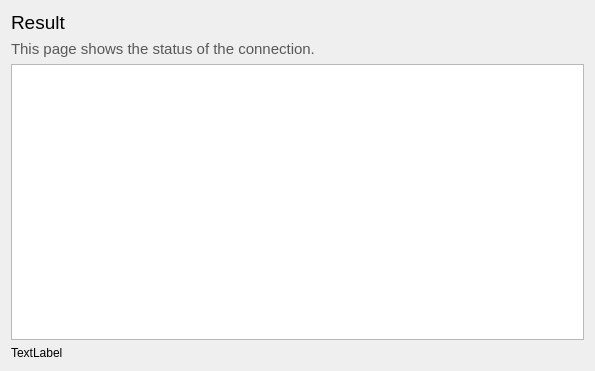
This is src/mirall/owncloudwizardresultpage.ui in GrossLukas/client as Qt 5 draws it before an edit. The edited form follows.
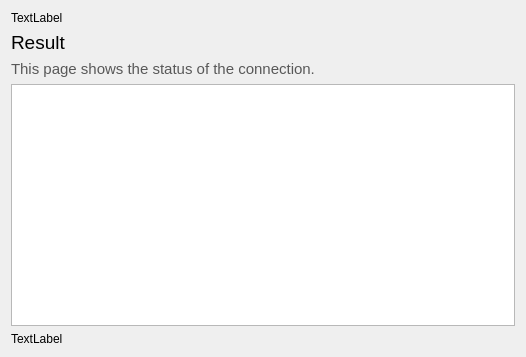
This is the edited form.

Commit message: More custom media for the connect dialog.

What changed in the file:
```diff
--- a/src/mirall/owncloudwizardresultpage.ui
+++ b/src/mirall/owncloudwizardresultpage.ui
@@ -6,15 +6,29 @@
    <rect>
     <x>0</x>
     <y>0</y>
-    <width>595</width>
-    <height>371</height>
+    <width>526</width>
+    <height>357</height>
    </rect>
   </property>
   <property name="windowTitle">
    <string>Form</string>
   </property>
   <layout class="QGridLayout" name="gridLayout">
-   <item row="0" column="0">
+   <item row="3" column="0">
+    <widget class="QTextEdit" name="resultTextEdit">
+     <property name="readOnly">
+      <bool>true</bool>
+     </property>
+    </widget>
+   </item>
+   <item row="4" column="0">
+    <widget class="QLabel" name="ocLinkLabel">
+     <property name="text">
+      <string>TextLabel</string>
+     </property>
+    </widget>
+   </item>
+   <item row="1" column="0">
     <layout class="QHBoxLayout" name="horizontalLayout_12">
      <item>
       <widget class="QLabel" name="label_3">
@@ -45,7 +59,7 @@
      </item>
     </layout>
    </item>
-   <item row="1" column="0">
+   <item row="2" column="0">
     <widget class="QLabel" name="label_4">
      <property name="text">
       <string>&lt;!DOCTYPE HTML PUBLIC &quot;-//W3C//DTD HTML 4.0//EN&quot; &quot;http://www.w3.org/TR/REC-html40/strict.dtd&quot;&gt;
@@ -65,15 +79,8 @@
      </property>
     </widget>
    </item>
-   <item row="2" column="0">
-    <widget class="QTextEdit" name="resultTextEdit">
-     <property name="readOnly">
-      <bool>true</bool>
-     </property>
-    </widget>
-   </item>
-   <item row="3" column="0">
-    <widget class="QLabel" name="ocLinkLabel">
+   <item row="0" column="0">
+    <widget class="QLabel" name="topLabel">
      <property name="text">
       <string>TextLabel</string>
      </property>
```
The commit also changes 5 other files.
